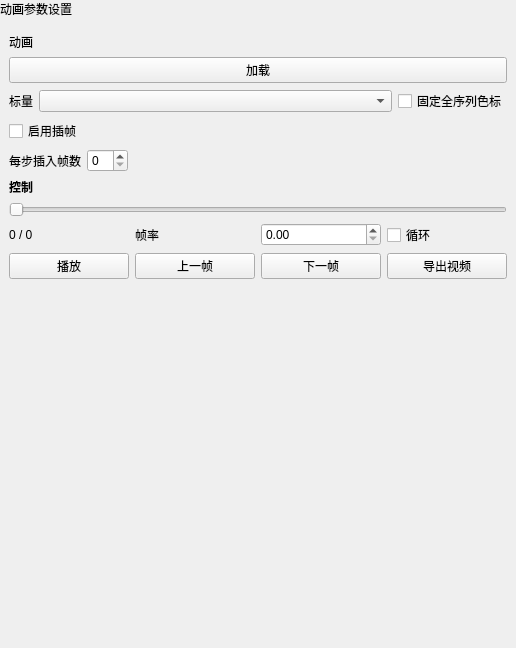
Before: the Qt Designer form plugins/Base_PostProcessing/AnimationAviWidget.ui in asd977/base_cae, drawn with Qt 5.
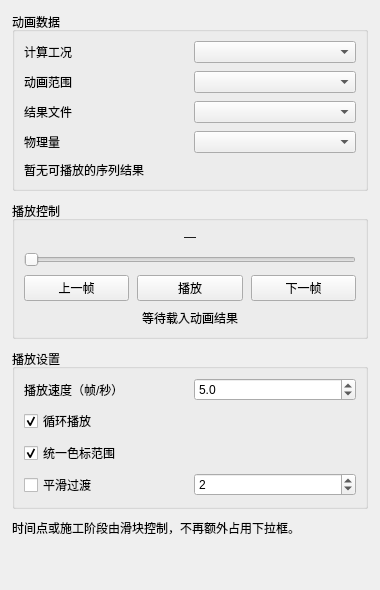
After: the same form once the commit is applied.

The edit to the form file:
```diff
--- a/plugins/Base_PostProcessing/AnimationAviWidget.ui
+++ b/plugins/Base_PostProcessing/AnimationAviWidget.ui
@@ -3,336 +3,168 @@
  <class>AnimationAviWidget</class>
  <widget class="QWidget" name="AnimationAviWidget">
   <property name="geometry">
-   <rect>
-    <x>0</x>
-    <y>0</y>
-    <width>516</width>
-    <height>648</height>
-   </rect>
+   <rect><x>0</x><y>0</y><width>380</width><height>590</height></rect>
   </property>
   <layout class="QVBoxLayout" name="verticalLayout">
-   <property name="spacing">
-    <number>6</number>
-   </property>
-   <property name="leftMargin">
-    <number>0</number>
-   </property>
-   <property name="topMargin">
-    <number>0</number>
-   </property>
-   <property name="rightMargin">
-    <number>0</number>
-   </property>
-   <property name="bottomMargin">
-    <number>0</number>
-   </property>
+   <property name="leftMargin"><number>12</number></property>
+   <property name="topMargin"><number>12</number></property>
+   <property name="rightMargin"><number>12</number></property>
+   <property name="bottomMargin"><number>12</number></property>
+   <property name="spacing"><number>10</number></property>
    <item>
-    <widget class="QLabel" name="pageHeaderLabel">
-     <property name="visible">
-      <bool>false</bool>
-     </property>
-     <property name="sizePolicy">
-      <sizepolicy hsizetype="Preferred" vsizetype="Fixed">
-       <horstretch>0</horstretch>
-       <verstretch>0</verstretch>
-      </sizepolicy>
-     </property>
-     <property name="text">
-      <string>动画参数设置</string>
-     </property>
+    <widget class="QGroupBox" name="resultGroupBox">
+     <property name="title"><string>动画数据</string></property>
+     <layout class="QGridLayout" name="resultGridLayout">
+      <property name="horizontalSpacing"><number>8</number></property>
+      <property name="verticalSpacing"><number>8</number></property>
+      <item row="0" column="0">
+       <widget class="QLabel" name="analysisLabel">
+        <property name="text"><string>计算工况</string></property>
+       </widget>
+      </item>
+      <item row="0" column="1">
+       <widget class="QComboBox" name="analysisComboBox"/>
+      </item>
+      <item row="1" column="0">
+       <widget class="QLabel" name="rangeLabel">
+        <property name="text"><string>动画范围</string></property>
+       </widget>
+      </item>
+      <item row="1" column="1">
+       <widget class="QComboBox" name="rangeComboBox"/>
+      </item>
+      <item row="2" column="0">
+       <widget class="QLabel" name="resultLabel">
+        <property name="text"><string>结果文件</string></property>
+       </widget>
+      </item>
+      <item row="2" column="1">
+       <widget class="QComboBox" name="resultComboBox"/>
+      </item>
+      <item row="3" column="0">
+       <widget class="QLabel" name="scalarLabel">
+        <property name="text"><string>物理量</string></property>
+       </widget>
+      </item>
+      <item row="3" column="1">
+       <widget class="QComboBox" name="scalarComboBox"/>
+      </item>
+      <item row="4" column="0" colspan="2">
+       <widget class="QLabel" name="sequenceSummaryLabel">
+        <property name="text"><string>暂无可播放的序列结果</string></property>
+        <property name="wordWrap"><bool>true</bool></property>
+       </widget>
+      </item>
+     </layout>
     </widget>
    </item>
    <item>
-    <layout class="QVBoxLayout" name="contentLayout">
-     <property name="leftMargin">
-      <number>9</number>
-     </property>
-     <property name="topMargin">
-      <number>9</number>
-     </property>
-     <property name="rightMargin">
-      <number>9</number>
-     </property>
-     <property name="bottomMargin">
-      <number>9</number>
-     </property>
-     <property name="spacing">
-      <number>6</number>
-     </property>
-     <item>
-      <widget class="QLabel" name="label">
-       <property name="text">
-        <string>动画</string>
-       </property>
-      </widget>
-     </item>
-     <item>
-      <widget class="QWidget" name="widget" native="true">
-       <layout class="QVBoxLayout" name="verticalLayout_2">
+    <widget class="QGroupBox" name="playbackGroupBox">
+     <property name="title"><string>播放控制</string></property>
+     <layout class="QVBoxLayout" name="playbackLayout">
+      <property name="spacing"><number>8</number></property>
+      <item>
+       <widget class="QLabel" name="frameLabel">
+        <property name="text"><string>—</string></property>
+        <property name="alignment"><set>Qt::AlignCenter</set></property>
+       </widget>
+      </item>
+      <item>
+       <widget class="QSlider" name="frameSlider">
+        <property name="orientation"><enum>Qt::Horizontal</enum></property>
+        <property name="minimum"><number>0</number></property>
+        <property name="maximum"><number>0</number></property>
+        <property name="tracking"><bool>true</bool></property>
+       </widget>
+      </item>
+      <item>
+       <layout class="QHBoxLayout" name="buttonLayout">
         <item>
-         <widget class="QPushButton" name="loadPushButton">
-          <property name="text">
-           <string>加载</string>
-          </property>
+         <widget class="QPushButton" name="prevButton">
+          <property name="text"><string>上一帧</string></property>
          </widget>
         </item>
         <item>
-         <layout class="QHBoxLayout" name="hl_scalar">
-          <item>
-           <widget class="QLabel" name="labelScalar">
-            <property name="sizePolicy">
-             <sizepolicy hsizetype="Fixed" vsizetype="Preferred">
-              <horstretch>0</horstretch>
-              <verstretch>0</verstretch>
-             </sizepolicy>
-            </property>
-            <property name="text">
-             <string>标量</string>
-            </property>
-           </widget>
-          </item>
-          <item>
-           <widget class="QComboBox" name="scalarComboBox">
-            <property name="minimumSize">
-             <size>
-              <width>10</width>
-              <height>0</height>
-             </size>
-            </property>
-           </widget>
-          </item>
-          <item>
-           <widget class="QCheckBox" name="fixRangeCheckBox">
-            <property name="sizePolicy">
-             <sizepolicy hsizetype="Fixed" vsizetype="Preferred">
-              <horstretch>0</horstretch>
-              <verstretch>0</verstretch>
-             </sizepolicy>
-            </property>
-            <property name="text">
-             <string>固定全序列色标</string>
-            </property>
-           </widget>
-          </item>
-          <property name="leftMargin">
-           <number>0</number>
-          </property>
-          <property name="topMargin">
-           <number>0</number>
-          </property>
-          <property name="rightMargin">
-           <number>0</number>
-          </property>
-          <property name="bottomMargin">
-           <number>0</number>
-          </property>
-         </layout>
+         <widget class="QPushButton" name="playPauseButton">
+          <property name="text"><string>播放</string></property>
+         </widget>
         </item>
         <item>
-         <layout class="QVBoxLayout" name="hl_interp">
-          <item>
-           <widget class="QCheckBox" name="interpCheckBox">
-            <property name="text">
-             <string>启用插帧</string>
-            </property>
-           </widget>
-          </item>
-          <item>
-           <layout class="QHBoxLayout" name="interpParamsRow">
-            <item>
-             <widget class="QLabel" name="labelInterp">
-              <property name="text">
-               <string>每步插入帧数</string>
-              </property>
-             </widget>
-            </item>
-            <item>
-             <widget class="QSpinBox" name="interpCountSpin">
-              <property name="minimum">
-               <number>0</number>
-              </property>
-              <property name="maximum">
-               <number>60</number>
-              </property>
-              <property name="value">
-               <number>0</number>
-              </property>
-              <property name="minimumSize">
-               <size>
-                <width>10</width>
-                <height>0</height>
-               </size>
-              </property>
-             </widget>
-            </item>
-            <item>
-             <spacer name="horizontalSpacer">
-              <property name="orientation">
-               <enum>Qt::Horizontal</enum>
-              </property>
-              <property name="sizeHint" stdset="0">
-               <size>
-                <width>40</width>
-                <height>20</height>
-               </size>
-              </property>
-             </spacer>
-            </item>
-            <property name="leftMargin">
-             <number>0</number>
-            </property>
-            <property name="topMargin">
-             <number>0</number>
-            </property>
-            <property name="rightMargin">
-             <number>0</number>
-            </property>
-            <property name="bottomMargin">
-             <number>0</number>
-            </property>
-           </layout>
-          </item>
-          <property name="leftMargin">
-           <number>0</number>
-          </property>
-          <property name="topMargin">
-           <number>0</number>
-          </property>
-          <property name="rightMargin">
-           <number>0</number>
-          </property>
-          <property name="bottomMargin">
-           <number>0</number>
-          </property>
-         </layout>
+         <widget class="QPushButton" name="nextButton">
+          <property name="text"><string>下一帧</string></property>
+         </widget>
         </item>
-        <property name="leftMargin">
-         <number>0</number>
-        </property>
-        <property name="topMargin">
-         <number>0</number>
-        </property>
-        <property name="rightMargin">
-         <number>0</number>
-        </property>
-        <property name="bottomMargin">
-         <number>0</number>
-        </property>
        </layout>
-      </widget>
-     </item>
-     <item>
-      <widget class="QLabel" name="pushButton_2">
-       <property name="font">
-        <font>
-         <weight>75</weight>
-         <bold>true</bold>
-        </font>
-       </property>
-       <property name="margin">
-        <number>2</number>
-       </property>
-       <property name="text">
-        <string>控制</string>
-       </property>
-      </widget>
-     </item>
-     <item>
-      <widget class="QSlider" name="frameSlider">
-       <property name="orientation">
-        <enum>Qt::Horizontal</enum>
-       </property>
-      </widget>
-     </item>
-     <item>
-      <layout class="QGridLayout" name="gridLayout">
-       <item row="0" column="0">
-        <widget class="QLabel" name="frameLabel">
-         <property name="text">
-          <string>0 / 0</string>
-         </property>
-        </widget>
-       </item>
-       <item row="1" column="0">
-        <widget class="QPushButton" name="playPauseButton">
-         <property name="text">
-          <string>播放</string>
-         </property>
-        </widget>
-       </item>
-       <item row="1" column="2">
-        <widget class="QPushButton" name="nextButton">
-         <property name="text">
-          <string>下一帧</string>
-         </property>
-        </widget>
-       </item>
-       <item row="0" column="1">
-        <widget class="QLabel" name="labelFps">
-         <property name="text">
-          <string>帧率</string>
-         </property>
-        </widget>
-       </item>
-       <item row="0" column="2">
-        <widget class="QDoubleSpinBox" name="fpsSpin">
-         <property name="minimumSize">
-          <size>
-           <width>10</width>
-           <height>0</height>
-          </size>
-         </property>
-        </widget>
-       </item>
-       <item row="0" column="4">
-        <widget class="QCheckBox" name="loopCheckBox">
-         <property name="text">
-          <string>循环</string>
-         </property>
-        </widget>
-       </item>
-       <item row="1" column="1">
-        <widget class="QPushButton" name="prevButton">
-         <property name="text">
-          <string>上一帧</string>
-         </property>
-        </widget>
-       </item>
-       <item row="1" column="4">
-        <widget class="QPushButton" name="saveAviButton">
-         <property name="text">
-          <string>导出视频</string>
-         </property>
-        </widget>
-       </item>
-       <property name="leftMargin">
-        <number>0</number>
-       </property>
-       <property name="topMargin">
-        <number>0</number>
-       </property>
-       <property name="rightMargin">
-        <number>0</number>
-       </property>
-       <property name="bottomMargin">
-        <number>0</number>
-       </property>
-      </layout>
-     </item>
-     <item>
-      <spacer name="verticalSpacer">
-       <property name="orientation">
-        <enum>Qt::Vertical</enum>
-       </property>
-       <property name="sizeHint" stdset="0">
-        <size>
-         <width>20</width>
-         <height>40</height>
-        </size>
-       </property>
-      </spacer>
-     </item>
-    </layout>
+      </item>
+      <item>
+       <widget class="QLabel" name="statusLabel">
+        <property name="text"><string>等待载入动画结果</string></property>
+        <property name="alignment"><set>Qt::AlignCenter</set></property>
+        <property name="wordWrap"><bool>true</bool></property>
+       </widget>
+      </item>
+     </layout>
+    </widget>
+   </item>
+   <item>
+    <widget class="QGroupBox" name="optionGroupBox">
+     <property name="title"><string>播放设置</string></property>
+     <layout class="QGridLayout" name="optionGridLayout">
+      <property name="horizontalSpacing"><number>8</number></property>
+      <property name="verticalSpacing"><number>8</number></property>
+      <item row="0" column="0">
+       <widget class="QLabel" name="fpsLabel">
+        <property name="text"><string>播放速度（帧/秒）</string></property>
+       </widget>
+      </item>
+      <item row="0" column="1">
+       <widget class="QDoubleSpinBox" name="fpsSpin">
+        <property name="decimals"><number>1</number></property>
+        <property name="minimum"><double>0.500000000000000</double></property>
+        <property name="maximum"><double>30.000000000000000</double></property>
+        <property name="singleStep"><double>0.500000000000000</double></property>
+        <property name="value"><double>5.000000000000000</double></property>
+       </widget>
+      </item>
+      <item row="1" column="0" colspan="2">
+       <widget class="QCheckBox" name="loopCheckBox">
+        <property name="text"><string>循环播放</string></property>
+        <property name="checked"><bool>true</bool></property>
+       </widget>
+      </item>
+      <item row="2" column="0" colspan="2">
+       <widget class="QCheckBox" name="fixRangeCheckBox">
+        <property name="text"><string>统一色标范围</string></property>
+        <property name="checked"><bool>true</bool></property>
+       </widget>
+      </item>
+      <item row="3" column="0">
+       <widget class="QCheckBox" name="interpCheckBox">
+        <property name="text"><string>平滑过渡</string></property>
+       </widget>
+      </item>
+      <item row="3" column="1">
+       <widget class="QSpinBox" name="interpCountSpin">
+        <property name="toolTip"><string>相邻时刻之间插入的过渡帧数</string></property>
+        <property name="minimum"><number>1</number></property>
+        <property name="maximum"><number>20</number></property>
+        <property name="value"><number>2</number></property>
+       </widget>
+      </item>
+     </layout>
+    </widget>
+   </item>
+   <item>
+    <widget class="QLabel" name="tipLabel">
+     <property name="text"><string>时间点或施工阶段由滑块控制，不再额外占用下拉框。</string></property>
+     <property name="wordWrap"><bool>true</bool></property>
+    </widget>
+   </item>
+   <item>
+    <spacer name="verticalSpacer">
+     <property name="orientation"><enum>Qt::Vertical</enum></property>
+     <property name="sizeHint" stdset="0"><size><width>20</width><height>40</height></size></property>
+    </spacer>
    </item>
   </layout>
  </widget>
```
Left out of the diff: 6 changed lines with no effect on the pictures.
